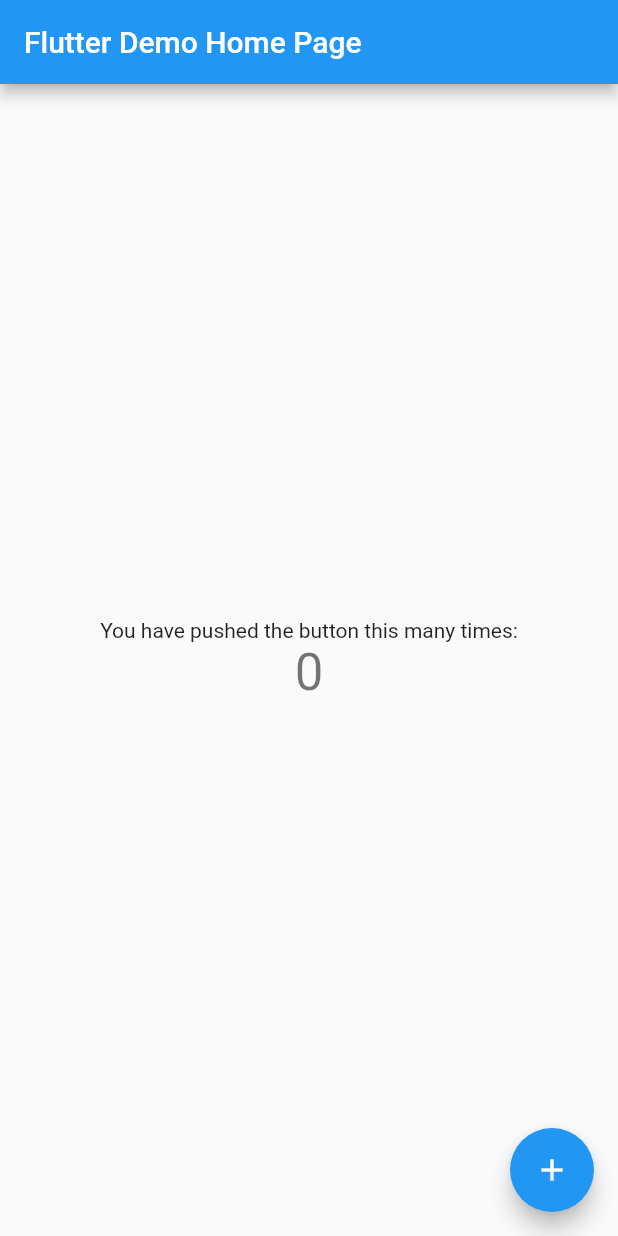
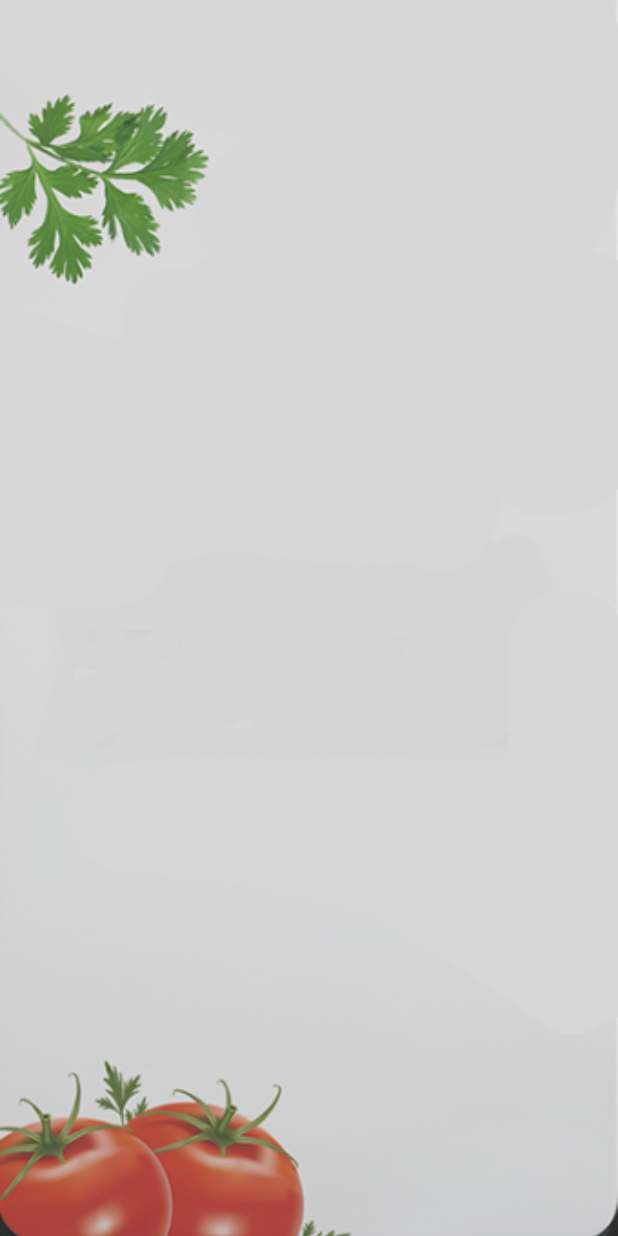
Before and after one commit to LONGMANKE/food-app-flutter, a Flutter app: the screen it shows after launch, on a phone screen of 412 x 824 dp. Run offline on Flutter 3.47's test engine with Material 2 defaults, Android fonts, the phone set to English and light mode, and no system bars.

Commit message:
flutter pub upgrade --major-versions

```diff
--- a/lib/auth/sign_in.dart
+++ b/lib/auth/sign_in.dart
@@ -6,121 +6,21 @@ import 'package:flutter/material.dart';
 // // import 'package:food_app/screens/home/home_screen.dart';
 // // import 'package:google_sign_in/google_sign_in.dart';
 // // import 'package:provider/provider.dart';
+class SignIn extends StatelessWidget {
+  const SignIn({super.key});
 
-// class SignIn extends StatefulWidget {
-//   @override
-//   _SignInState createState() => _SignInState();
-// }
+  @override
+  Widget build(BuildContext context) {
+    return Scaffold(
+       body: Container(
+        height: double.infinity,
+        width: double.infinity,
+        decoration: BoxDecoration(
+          image: DecorationImage(
+              fit: BoxFit.cover, image: AssetImage('assets/background.png')),
+        )
+       )
 
-// class _SignInState extends State<SignIn> {
-//   UserProvider userProvider;
-//   Future<void> _googleSignUp() async {
-//     try {
-//       final GoogleSignIn _googleSignIn = GoogleSignIn(
-//         scopes: ['email'],
-//       );
-//       final FirebaseAuth _auth = FirebaseAuth.instance;
-
-//       final GoogleSignInAccount googleUser = await _googleSignIn.signIn();
-//       final GoogleSignInAuthentication googleAuth =
-//           await googleUser.authentication;
-
-//       final AuthCredential credential = GoogleAuthProvider.credential(
-//         accessToken: googleAuth.accessToken,
-//         idToken: googleAuth.idToken,
-//       );
-
-//       final User user = (await _auth.signInWithCredential(credential)).user;
-//       // print("signed in " + user.displayName);
-//       userProvider.addUserData(
-//         currentUser: user,
-//         userEmail: user.email,
-//         userImage: user.photoURL,
-//         userName: user.displayName,
-//       );
-
-//       return user;
-//     } catch (e) {
-//       print(e.message);
-//     }
-//   }
-
-//   @override
-//   Widget build(BuildContext context) {
-//     userProvider = Provider.of<UserProvider>(context);
-//     return Scaffold(
-//       body: Container(
-//         height: double.infinity,
-//         width: double.infinity,
-//         decoration: BoxDecoration(
-//           image: DecorationImage(
-//               fit: BoxFit.cover, image: AssetImage('assets/background.png')),
-//         ),
-//         child: Column(
-//           mainAxisAlignment: MainAxisAlignment.center,
-//           children: [
-//             Container(
-//               height: 400,
-//               width: double.infinity,
-//               child: Column(
-//                 mainAxisAlignment: MainAxisAlignment.spaceEvenly,
-//                 children: [
-//                   Text('Sign in to contunue'),
-//                   Text(
-//                     'Vegi',
-//                     style:
-//                         TextStyle(fontSize: 50, color: Colors.white, shadows: [
-//                       BoxShadow(
-//                         blurRadius: 5,
-//                         color: Colors.green.shade900,
-//                         offset: Offset(3, 3),
-//                       )
-//                     ]),
-//                   ),
-//                   Column(
-//                     children: [
-//                       SignInButton(
-//                         Buttons.Apple,
-//                         text: "Sign in with Apple",
-//                         onPressed: () {},
-//                       ),
-//                       SignInButton(
-//                         Buttons.Google,
-//                         text: "Sign in with Google",
-//                         onPressed: () async {
-//                           await _googleSignUp().then(
-//                             (value) => Navigator.of(context).pushReplacement(
-//                               MaterialPageRoute(
-//                                 builder: (context) => HomeScreen(),
-//                               ),
-//                             ),
-//                           );
-//                         },
-//                       ),
-//                     ],
-//                   ),
-//                   Column(
-//                     children: [
-//                       Text(
-//                         'By signing in you are agreeing to our',
-//                         style: TextStyle(
-//                           color: Colors.grey[800],
-//                         ),
-//                       ),
-//                       Text(
-//                         'Terms and Pricacy Policy',
-//                         style: TextStyle(
-//                           color: Colors.grey[800],
-//                         ),
-//                       ),
-//                     ],
-//                   ),
-//                 ],
-//               ),
-//             ),
-//           ],
-//         ),
-//       ),
-//     );
-//   }
-// }
+    );
+  }
+}
--- a/lib/main.dart
+++ b/lib/main.dart
@@ -1,4 +1,5 @@
 import 'package:flutter/material.dart';
+import 'package:food_app/auth/sign_in.dart';
 
 void main() {
   runApp(const MyApp());
@@ -11,105 +12,105 @@ class MyApp extends StatelessWidget {
   @override
   Widget build(BuildContext context) {
     return MaterialApp(
-      title: 'Flutter Demo',
-      theme: ThemeData(
-        // This is the theme of your application.
-        //
-        // Try running your application with "flutter run". You'll see the
-        // application has a blue toolbar. Then, without quitting the app, try
-        // changing the primarySwatch below to Colors.green and then invoke
-        // "hot reload" (press "r" in the console where you ran "flutter run",
-        // or simply save your changes to "hot reload" in a Flutter IDE).
-        // Notice that the counter didn't reset back to zero; the application
-        // is not restarted.
-        primarySwatch: Colors.blue,
-      ),
-      home: const MyHomePage(title: 'Flutter Demo Home Page'),
+      // title: 'Flutter Demo',
+      // theme: ThemeData(
+      //   // This is the theme of your application.
+      //   //
+      //   // Try running your application with "flutter run". You'll see the
+      //   // application has a blue toolbar. Then, without quitting the app, try
+      //   // changing the primarySwatch below to Colors.green and then invoke
+      //   // "hot reload" (press "r" in the console where you ran "flutter run",
+      //   // or simply save your changes to "hot reload" in a Flutter IDE).
+      //   // Notice that the counter didn't reset back to zero; the application
+      //   // is not restarted.
+      //   primarySwatch: Colors.blue,
+      // ),
+      home: const SignIn(),
     );
   }
 }
+//this was used before for counter
+// class MyHomePage extends StatefulWidget {
+//   const MyHomePage({super.key, required this.title});
 
-class MyHomePage extends StatefulWidget {
-  const MyHomePage({super.key, required this.title});
+//   // This widget is the home page of your application. It is stateful, meaning
+//   // that it has a State object (defined below) that contains fields that affect
+//   // how it looks.
 
-  // This widget is the home page of your application. It is stateful, meaning
-  // that it has a State object (defined below) that contains fields that affect
-  // how it looks.
+//   // This class is the configuration for the state. It holds the values (in this
+//   // case the title) provided by the parent (in this case the App widget) and
+//   // used by the build method of the State. Fields in a Widget subclass are
+//   // always marked "final".
 
-  // This class is the configuration for the state. It holds the values (in this
-  // case the title) provided by the parent (in this case the App widget) and
-  // used by the build method of the State. Fields in a Widget subclass are
-  // always marked "final".
+//   final String title;
 
-  final String title;
+//   @override
+//   State<MyHomePage> createState() => _MyHomePageState();
+// }
 
-  @override
-  State<MyHomePage> createState() => _MyHomePageState();
-}
+// class _MyHomePageState extends State<MyHomePage> {
+//   int _counter = 0;
 
-class _MyHomePageState extends State<MyHomePage> {
-  int _counter = 0;
+//   void _incrementCounter() {
+//     setState(() {
+//       // This call to setState tells the Flutter framework that something has
+//       // changed in this State, which causes it to rerun the build method below
+//       // so that the display can reflect the updated values. If we changed
+//       // _counter without calling setState(), then the build method would not be
+//       // called again, and so nothing would appear to happen.
+//       _counter++;
+//     });
+//   }
 
-  void _incrementCounter() {
-    setState(() {
-      // This call to setState tells the Flutter framework that something has
-      // changed in this State, which causes it to rerun the build method below
-      // so that the display can reflect the updated values. If we changed
-      // _counter without calling setState(), then the build method would not be
-      // called again, and so nothing would appear to happen.
-      _counter++;
-    });
-  }
-
-  @override
-  Widget build(BuildContext context) {
-    // This method is rerun every time setState is called, for instance as done
-    // by the _incrementCounter method above.
-    //
-    // The Flutter framework has been optimized to make rerunning build methods
-    // fast, so that you can just rebuild anything that needs updating rather
-    // than having to individually change instances of widgets.
-    return Scaffold(
-      appBar: AppBar(
-        // Here we take the value from the MyHomePage object that was created by
-        // the App.build method, and use it to set our appbar title.
-        title: Text(widget.title),
-      ),
-      body: Center(
-        // Center is a layout widget. It takes a single child and positions it
-        // in the middle of the parent.
-        child: Column(
-          // Column is also a layout widget. It takes a list of children and
-          // arranges them vertically. By default, it sizes itself to fit its
-          // children horizontally, and tries to be as tall as its parent.
-          //
-          // Invoke "debug painting" (press "p" in the console, choose the
-          // "Toggle Debug Paint" action from the Flutter Inspector in Android
-          // Studio, or the "Toggle Debug Paint" command in Visual Studio Code)
-          // to see the wireframe for each widget.
-          //
-          // Column has various properties to control how it sizes itself and
-          // how it positions its children. Here we use mainAxisAlignment to
-          // center the children vertically; the main axis here is the vertical
-          // axis because Columns are vertical (the cross axis would be
-          // horizontal).
-          mainAxisAlignment: MainAxisAlignment.center,
-          children: <Widget>[
-            const Text(
-              'You have pushed the button this many times:',
-            ),
-            Text(
-              '$_counter',
-              style: Theme.of(context).textTheme.headline4,
-            ),
-          ],
-        ),
-      ),
-      floatingActionButton: FloatingActionButton(
-        onPressed: _incrementCounter,
-        tooltip: 'Increment',
-        child: const Icon(Icons.add),
-      ), // This trailing comma makes auto-formatting nicer for build methods.
-    );
-  }
-}
+//   @override
+//   Widget build(BuildContext context) {
+//     // This method is rerun every time setState is called, for instance as done
+//     // by the _incrementCounter method above.
+//     //
+//     // The Flutter framework has been optimized to make rerunning build methods
+//     // fast, so that you can just rebuild anything that needs updating rather
+//     // than having to individually change instances of widgets.
+//     return Scaffold(
+//       appBar: AppBar(
+//         // Here we take the value from the MyHomePage object that was created by
+//         // the App.build method, and use it to set our appbar title.
+//         title: Text(widget.title),
+//       ),
+//       body: Center(
+//         // Center is a layout widget. It takes a single child and positions it
+//         // in the middle of the parent.
+//         child: Column(
+//           // Column is also a layout widget. It takes a list of children and
+//           // arranges them vertically. By default, it sizes itself to fit its
+//           // children horizontally, and tries to be as tall as its parent.
+//           //
+//           // Invoke "debug painting" (press "p" in the console, choose the
+//           // "Toggle Debug Paint" action from the Flutter Inspector in Android
+//           // Studio, or the "Toggle Debug Paint" command in Visual Studio Code)
+//           // to see the wireframe for each widget.
+//           //
+//           // Column has various properties to control how it sizes itself and
+//           // how it positions its children. Here we use mainAxisAlignment to
+//           // center the children vertically; the main axis here is the vertical
+//           // axis because Columns are vertical (the cross axis would be
+//           // horizontal).
+//           mainAxisAlignment: MainAxisAlignment.center,
+//           children: <Widget>[
+//             const Text(
+//               'You have pushed the button this many times:',
+//             ),
+//             Text(
+//               '$_counter',
+//               style: Theme.of(context).textTheme.headline4,
+//             ),
+//           ],
+//         ),
+//       ),
+//       floatingActionButton: FloatingActionButton(
+//         onPressed: _incrementCounter,
+//         tooltip: 'Increment',
+//         child: const Icon(Icons.add),
+//       ), // This trailing comma makes auto-formatting nicer for build methods.
+//     );
+//   }
+// }
```
